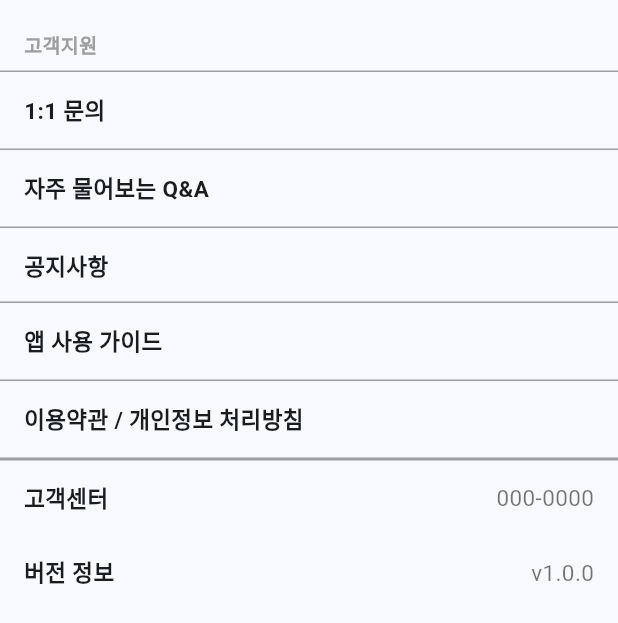
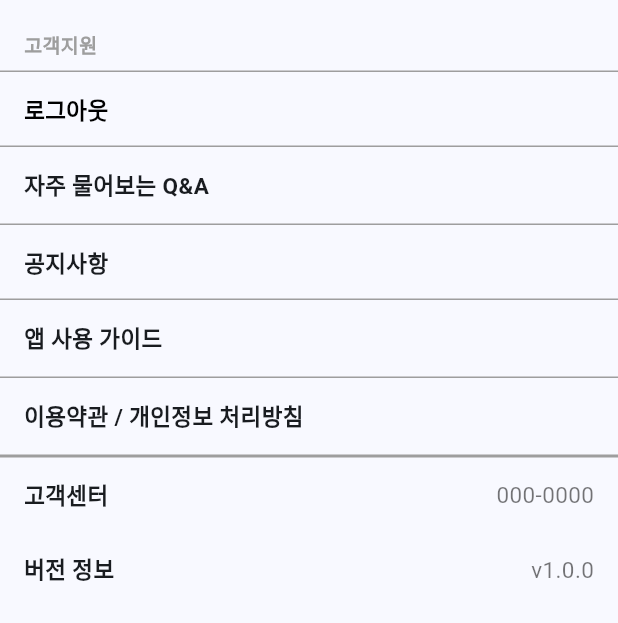
Before and after one commit to zeeeyeon/EcoFundia, a Flutter app: the CustomerSupportSection widget shown alone on an empty page, opened directly, on a phone screen of 412 x 824 dp. Shown: the top 623 px of the screen. Run offline on Flutter 3.47's test engine with Material 3 defaults, Android fonts, the light colour scheme and no system bars; our stand-ins replace dio, equatable, flutter_riverpod, flutter_secure_storage, go_router, google_fonts and 4 more; accounts and stored records are empty; network calls fail.

Commit message:
[S12P21E206-147] Feat: 마이페이지에 로그아웃 모달 추가

```diff
--- a/front/lib/core/ui/widgets/app_dialog.dart
+++ b/front/lib/core/ui/widgets/app_dialog.dart
@@ -126,6 +126,16 @@ class AppDialog extends StatelessWidget {
           Expanded(
             child: ElevatedButton(
               onPressed: () {
+                onConfirm?.call();
+                Navigator.of(context).pop(true);
+              },
+              child: Text(confirmText),
+            ),
+          ),
+          const SizedBox(width: 16),
+          Expanded(
+            child: ElevatedButton(
+              onPressed: () {
                 onCancel?.call();
                 Navigator.of(context).pop(false);
               },
@@ -134,16 +144,6 @@ class AppDialog extends StatelessWidget {
                 foregroundColor: Colors.black87,
               ),
               child: Text(cancelText),
-            ),
-          ),
-          const SizedBox(width: 16),
-          Expanded(
-            child: ElevatedButton(
-              onPressed: () {
-                onConfirm?.call();
-                Navigator.of(context).pop(true);
-              },
-              child: Text(confirmText),
             ),
           ),
         ],
--- a/front/lib/features/mypage/ui/widgets/mypage_support_section.dart
+++ b/front/lib/features/mypage/ui/widgets/mypage_support_section.dart
@@ -1,4 +1,5 @@
 import 'package:flutter/material.dart';
+import 'package:front/core/ui/widgets/app_dialog.dart';
 import 'package:go_router/go_router.dart';
 
 class CustomerSupportSection extends StatelessWidget {
@@ -24,7 +25,7 @@ class CustomerSupportSection extends StatelessWidget {
 
         const Divider(height: 1, thickness: 1, color: Colors.grey),
 
-        _buildSupportItem(context, title: "1:1 문의", route: '/support/inquiry'),
+        _buildLogoutItem(context),
         _buildSupportItem(context, title: "자주 물어보는 Q&A", route: '/support/faq'),
         _buildSupportItem(context, title: "공지사항", route: '/support/notice'),
         _buildSupportItem(context, title: "앱 사용 가이드", route: '/support/guide'),
@@ -38,6 +39,45 @@ class CustomerSupportSection extends StatelessWidget {
         _buildInfoItem("고객센터", "000-0000"),
         _buildInfoItem("버전 정보", "v1.0.0"),
       ],
+    );
+  }
+
+  // 로그아웃 항목 (모달 띄우기)
+  Widget _buildLogoutItem(BuildContext context) {
+    return InkWell(
+      onTap: () {
+        // 로그아웃 확인 모달 띄우기
+        AppDialog.show(
+          context: context,
+          title: "로그아웃",
+          content: "정말 로그아웃 하시겠습니까?",
+          confirmText: "로그아웃",
+          cancelText: "취소",
+          onConfirm: () {
+            Navigator.of(context).pop(); // 모달만 닫음 (로그아웃 로직은 별도 처리)
+          },
+        );
+      },
+      child: const Column(
+        children: [
+          Padding(
+            padding: EdgeInsets.symmetric(horizontal: 16, vertical: 14),
+            child: Row(
+              children: [
+                Text(
+                  "로그아웃",
+                  style: TextStyle(
+                    fontSize: 15,
+                    fontWeight: FontWeight.w600,
+                    color: Colors.black,
+                  ),
+                ),
+              ],
+            ),
+          ),
+          Divider(height: 1, thickness: 1, color: Colors.grey),
+        ],
+      ),
     );
   }
 
```
